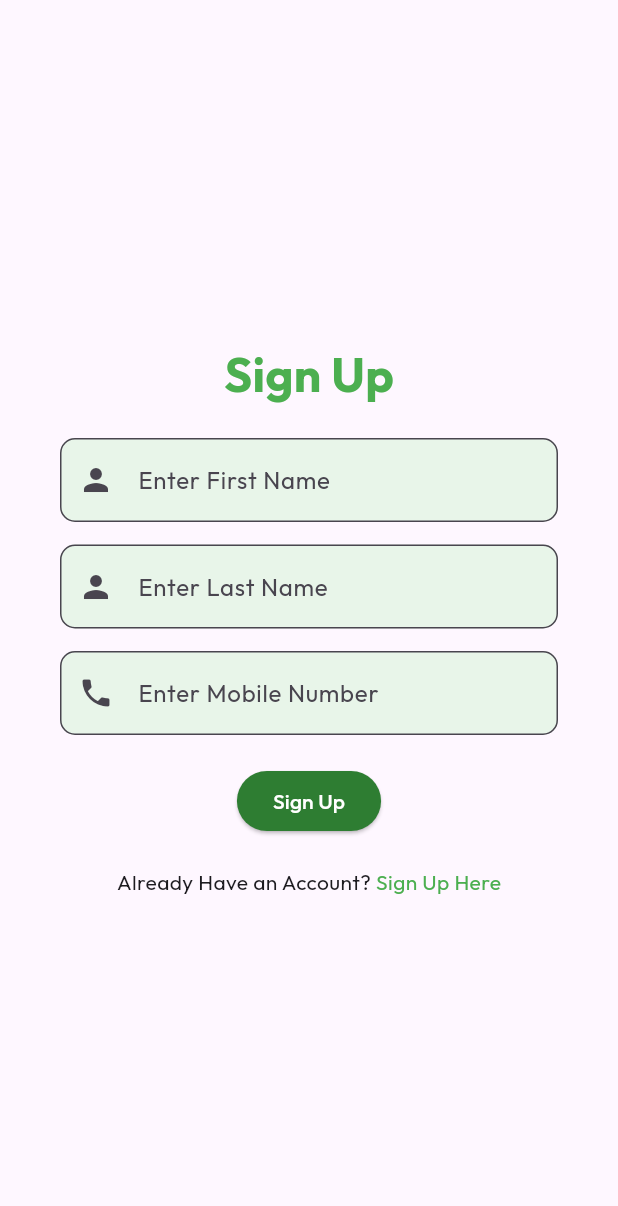
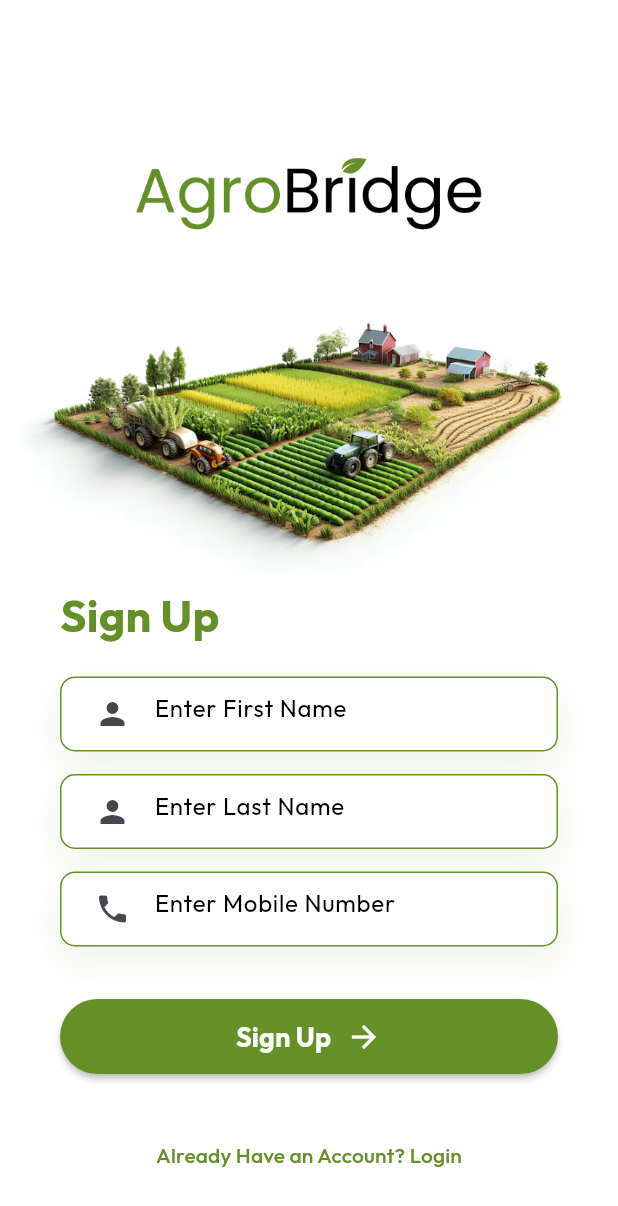
Before and after one commit to ragupari/AgroBridge-FlutterApp, a Flutter app: the SignUpScreen screen opened by its route, on a phone screen of 412 x 824 dp. Shown: the top 1206 px of the screen. Run offline on Flutter 3.47's test engine with Material 3 defaults, Android fonts, the phone set to English and light mode, and no system bars; our stand-ins replace animate_do, flutter_dotenv, google_fonts.

Commit message:
Login UI Fix

```diff
--- /dev/null
+++ b/lib/constants/colors.dart
@@ -0,0 +1,10 @@
+import 'package:flutter/material.dart';
+
+class AppColors {
+  static const Color paleGreen = Color(0xFF658F27);
+  static const Color black = Color(0xFF000000);
+
+
+
+
+}
--- a/lib/screens/signup_screen.dart
+++ b/lib/screens/signup_screen.dart
@@ -1,5 +1,7 @@
+import 'package:animate_do/animate_do.dart';
 import 'package:flutter/material.dart';
 import '../services/auth_service.dart';
+import '../constants/colors.dart';
 
 class SignUpScreen extends StatefulWidget {
   const SignUpScreen({super.key});
@@ -33,69 +35,149 @@ class _SignUpScreenState extends State<SignUpScreen> {
           behavior: SnackBarBehavior.floating,
           duration: const Duration(seconds: 3),
           margin: const EdgeInsets.only(top: 20, left: 20, right: 20),
-        // Show from the top
           dismissDirection: DismissDirection.up,
         ),
       );
     }
   }
 
-  Widget customInputField(
-      IconData icon, String hint, TextEditingController controller) {
-    return TextField(
+  Widget customInputField(IconData icon, String hint, TextEditingController controller) {
+    return Container(
+      margin: const EdgeInsets.only(bottom: 15),
+      decoration: BoxDecoration(
+        borderRadius: BorderRadius.circular(10),
+        color: Colors.white,
+        border: Border.all(color: AppColors.paleGreen),
+        boxShadow: [
+          BoxShadow(
+            color: AppColors.paleGreen.withOpacity(0.1),
+            blurRadius: 20,
+            offset: const Offset(0, 10),
+          )
+        ],
+      ),
+      child: Padding(
+        padding: const EdgeInsets.symmetric(horizontal: 10),
+        child: TextField(
           controller: controller,
           decoration: InputDecoration(
+            border: InputBorder.none,
             prefixIcon: Icon(icon),
             hintText: hint,
-        filled: true,
-        fillColor: Colors.green[50],
-        border: OutlineInputBorder(borderRadius: BorderRadius.circular(10)),
+            hintStyle: TextStyle(color: AppColors.black),
+          ),
+        ),
       ),
     );
   }
 
   @override
   Widget build(BuildContext context) {
+    final bottomInset = MediaQuery.of(context).viewInsets.bottom;
+
     return Scaffold(
-      body: Padding(
-        padding: const EdgeInsets.all(40),
+      backgroundColor: Colors.white,
+      resizeToAvoidBottomInset: true,
+      body: Column(
+        children: [
+          // Top area with image
+          Expanded(
+            child: Center(
+              child: FadeInUp(
+                duration: const Duration(milliseconds: 1000),
+                child: Image.asset(
+                  'assets/Background-2.png',
+                  fit: BoxFit.contain,
+
+                ),
+              ),
+            ),
+          ),
+
+          // Bottom-aligned form
+          AnimatedPadding(
+            duration: const Duration(milliseconds: 300),
+            curve: Curves.easeOut,
+            padding: EdgeInsets.only(bottom: bottomInset > 0 ? bottomInset : 30),
+            child: SingleChildScrollView(
+              padding: const EdgeInsets.symmetric(horizontal: 40),
               child: Column(
+                crossAxisAlignment: CrossAxisAlignment.start,
+                mainAxisSize: MainAxisSize.min,
+                children: [
+                  FadeInUp(
+                    duration: const Duration(milliseconds: 1500),
+                    child: const Text(
+                      "Sign Up",
+                      style: TextStyle(
+                        color: AppColors.paleGreen,
+                        fontWeight: FontWeight.bold,
+                        fontSize: 30,
+                      ),
+                    ),
+                  ),
+                  const SizedBox(height: 20),
+                  FadeInUp(
+                    duration: const Duration(milliseconds: 1600),
+                    child: customInputField(Icons.person, "Enter First Name", _firstNameCtrl),
+                  ),
+                  FadeInUp(
+                    duration: const Duration(milliseconds: 1700),
+                    child: customInputField(Icons.person, "Enter Last Name", _lastNameCtrl),
+                  ),
+                  FadeInUp(
+                    duration: const Duration(milliseconds: 1800),
+                    child: customInputField(Icons.phone, "Enter Mobile Number", _mobileCtrl),
+                  ),
+                  const SizedBox(height: 20),
+                  FadeInUp(
+                    duration: const Duration(milliseconds: 1900),
+                    child: MaterialButton(
+                      onPressed: handleRegister,
+                      color: AppColors.paleGreen,
+                      shape: RoundedRectangleBorder(
+                        borderRadius: BorderRadius.circular(50),
+                      ),
+                      height: 50,
+                      minWidth: double.infinity,
+                 child: const Center(
+                        child: Row(
                         mainAxisAlignment: MainAxisAlignment.center,
                         children: [
-            const Text("Sign Up", style: TextStyle(fontSize: 32, fontWeight: FontWeight.bold, color: Colors.green)),
-            const SizedBox(height: 20),
-            customInputField(Icons.person, "Enter First Name", _firstNameCtrl),
-            const SizedBox(height: 15),
-            customInputField(Icons.person, "Enter Last Name", _lastNameCtrl),
-            const SizedBox(height: 15),
-            customInputField(Icons.phone, "Enter Mobile Number", _mobileCtrl),
-            const SizedBox(height: 20),
+                          Text(
+                          "Sign Up",
+                          style: TextStyle(
+                            color: Colors.white,
+                            fontSize: 18,
+                            fontWeight: FontWeight.bold,
+                          ),
+                          ),
+                          SizedBox(width: 10),
+                          Icon(Icons.arrow_forward, color: Colors.white),
+                        ],
 
-            ElevatedButton(
-              onPressed: handleRegister,
-              style: ElevatedButton.styleFrom(
-                backgroundColor: Colors.green[800],
-                foregroundColor: Colors.white,
                       ),
-
-              child: const Text("Sign Up"),
                     ),
-            const SizedBox(height: 20),
-                  Row(
-                    mainAxisAlignment: MainAxisAlignment.center,
-                    children: [
-                      const Text("Already Have an Account? "),
-                      InkWell(
-                        onTap: () => Navigator.pushNamed(context, '/login'),
+                    ),
+                  ),
+                  const SizedBox(height: 30),
+                  FadeInUp(
+                    duration: const Duration(milliseconds: 2000),
+                    child: Center(
+                      child: TextButton(
+                        onPressed: () => Navigator.pushNamed(context, '/login'),
                         child: const Text(
-                          "Sign Up Here",
-                          style: TextStyle(color: Colors.green),
+                          "Already Have an Account? Login",
+                          style: TextStyle(color: AppColors.paleGreen),
+                        ),
+                      ),
                     ),
                   ),
                 ],
               ),
+            ),
+          ),
         ],
-        ),
       ),
     );
   }
--- a/pubspec.yaml
+++ b/pubspec.yaml
@@ -37,6 +37,8 @@ dependencies:
   cupertino_icons: ^1.0.8
   http: ^1.1.0
   flutter_dotenv: ^5.1.0
+  animate_do: ^3.0.0
+
 
 dev_dependencies:
   flutter_test:
@@ -62,7 +64,10 @@ flutter:
 
   # To add assets to your application, add an assets section, like this:
   assets:
+    - assets/Background.png
+    - assets/Background-2.png
     - .env
+
   #   - images/a_dot_burr.jpeg
   #   - images/a_dot_ham.jpeg
 
```
Also changed, not shown: lib/screens/login_screen.dart (+114 -63 lines), assets/Background-2.png (added), assets/Background.png (added), assets/rice.png (renamed from lib/assets/rice.png), pubspec.lock. Lines whose indentation alone changed are shown as unchanged.
